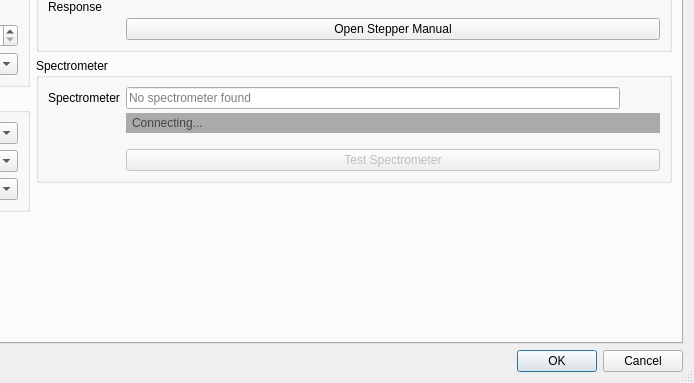
This is resources/settings.ui in gill14/AccuPatt as Qt 5 draws it before an edit; both pictures show x 206 to 900 and y 257 to 640 of the 900 by 640 pixel window. The edited form follows.
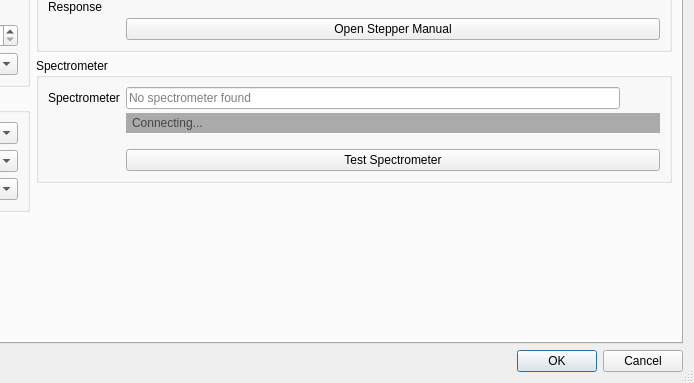
This is the edited form. The open tabs and pages were chosen to show the change.

Patch:
```diff
--- a/resources/settings.ui
+++ b/resources/settings.ui
@@ -873,9 +873,6 @@
                 <property name="text">
                  <string>Test Spectrometer</string>
                 </property>
-                <property name="enabled">
-                 <bool>false</bool>
-                </property>
                </widget>
               </item>
              </layout>
```
